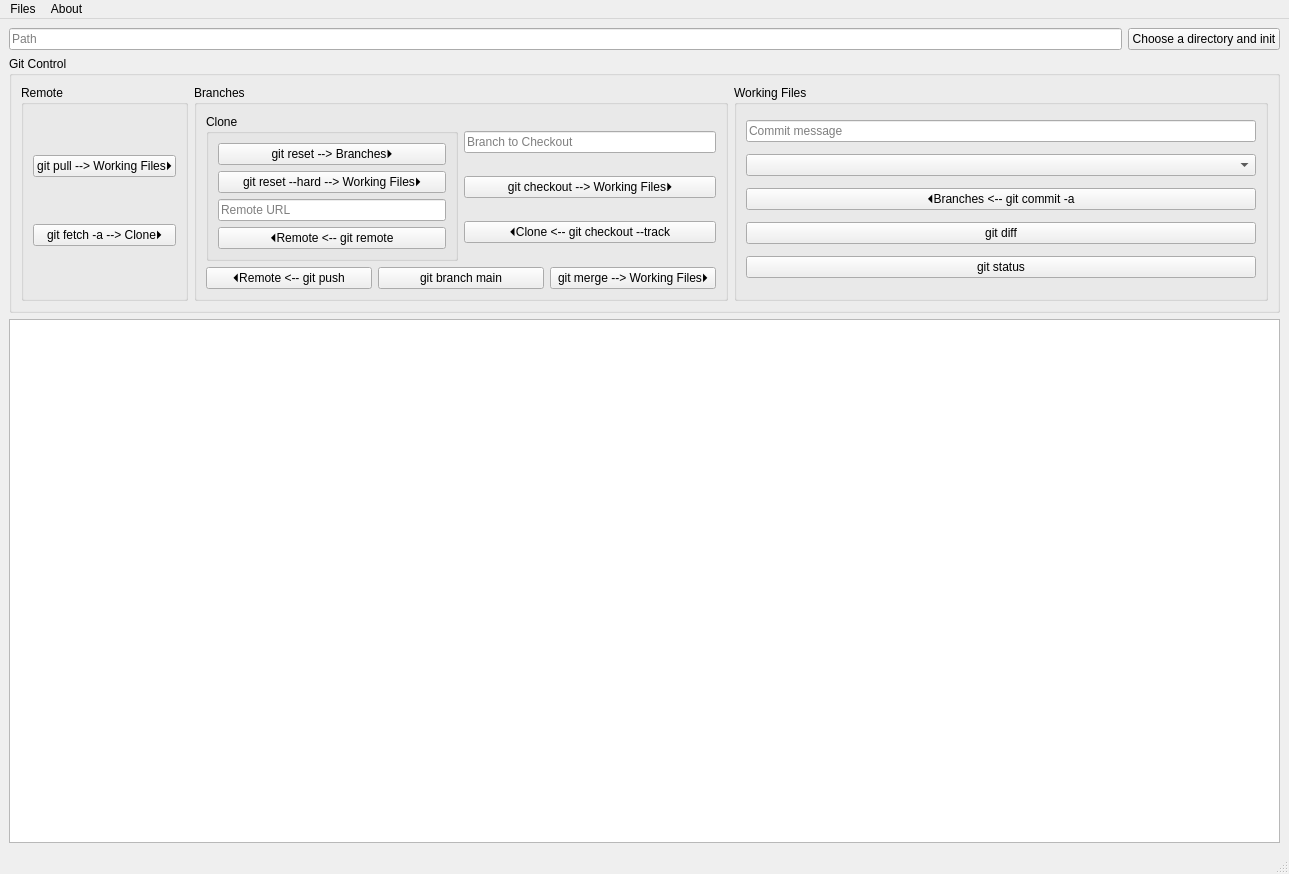
The window that mainwindow.ui (AMa2tei/GitHelper) describes before a commit, drawn with Qt 5.
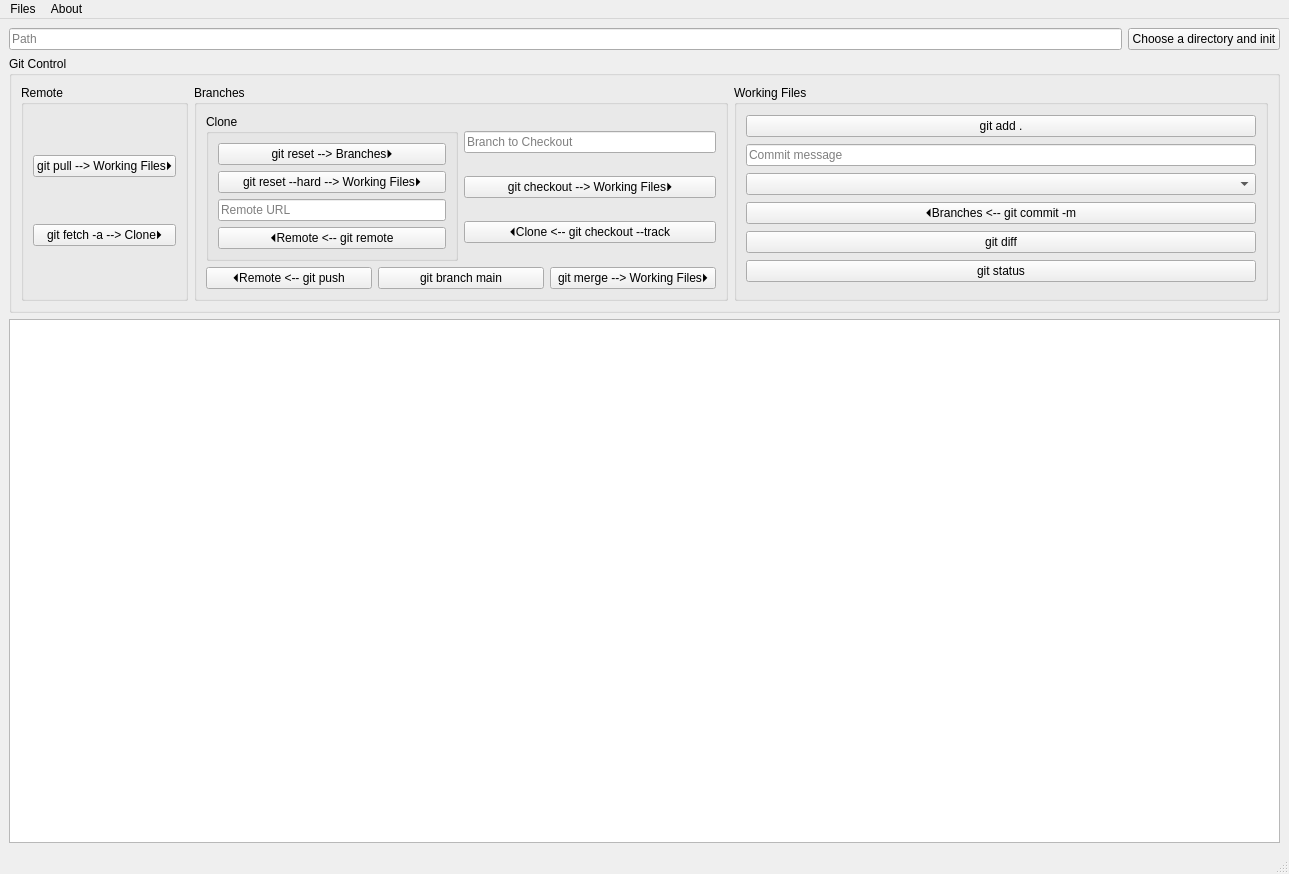
The same window after the commit. Icons and pictures are not drawn.

Commit message: Added the git add button

```diff
--- a/mainwindow.ui
+++ b/mainwindow.ui
@@ -38,10 +38,10 @@
           <string>Working Files</string>
          </property>
          <layout class="QGridLayout" name="gridLayout_5">
-          <item row="1" column="0">
+          <item row="2" column="0">
            <widget class="QComboBox" name="comboBoxFilesInDirectory"/>
           </item>
-          <item row="0" column="0">
+          <item row="1" column="0">
            <widget class="QLineEdit" name="lineEditCommitMessage">
             <property name="text">
              <string/>
@@ -51,10 +51,10 @@
             </property>
            </widget>
           </item>
-          <item row="2" column="0">
+          <item row="3" column="0">
            <widget class="QPushButton" name="pushButtonAddComit">
             <property name="text">
-             <string>⏴Branches &lt;-- git commit -a</string>
+             <string>⏴Branches &lt;-- git commit -m</string>
             </property>
             <property name="icon">
              <iconset>
@@ -63,19 +63,26 @@
            </widget>
           </item>
           <item row="4" column="0">
-           <widget class="QPushButton" name="pushButtonGitStatus">
-            <property name="text">
-             <string>git status</string>
-            </property>
-           </widget>
-          </item>
-          <item row="3" column="0">
            <widget class="QPushButton" name="pushButtonGitDiff">
             <property name="text">
              <string>git diff</string>
             </property>
            </widget>
           </item>
+          <item row="5" column="0">
+           <widget class="QPushButton" name="pushButtonGitStatus">
+            <property name="text">
+             <string>git status</string>
+            </property>
+           </widget>
+          </item>
+          <item row="0" column="0">
+           <widget class="QPushButton" name="pushButtonGitAdd">
+            <property name="text">
+             <string>git add .</string>
+            </property>
+           </widget>
+          </item>
          </layout>
         </widget>
        </item>
```
The commit also changes 2 other files.
